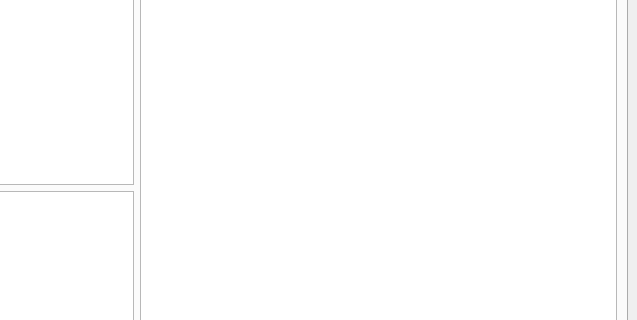
Old version of the form UserApp/mainwin.ui in the repository proximax-storage/cpp-xpx-storage-user-app; both pictures show x 363 to 1000 and y 218 to 538 of the 1000 by 686 pixel window.
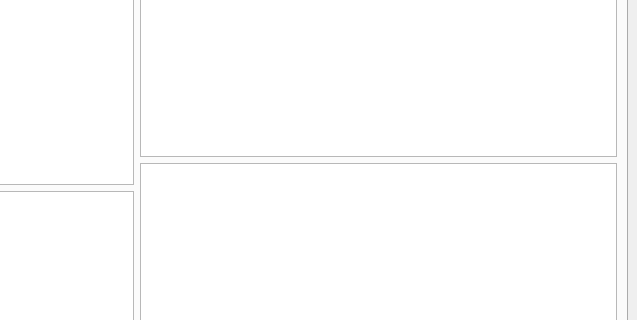
New version of the form. The open tabs and pages were chosen to show the change.

Commit message: added m_diffTreeModel + fixes

Patch:
```diff
--- a/UserApp/mainwin.ui
+++ b/UserApp/mainwin.ui
@@ -650,6 +650,9 @@
             </property>
            </widget>
           </item>
+          <item>
+           <widget class="QTreeView" name="m_diffTree"/>
+          </item>
           <item>
            <widget class="QTableView" name="m_diffTableView">
             <property name="minimumSize">
```
Left out of the diff: 2 changed lines with no effect on the pictures. The commit also changes 6 other files.
